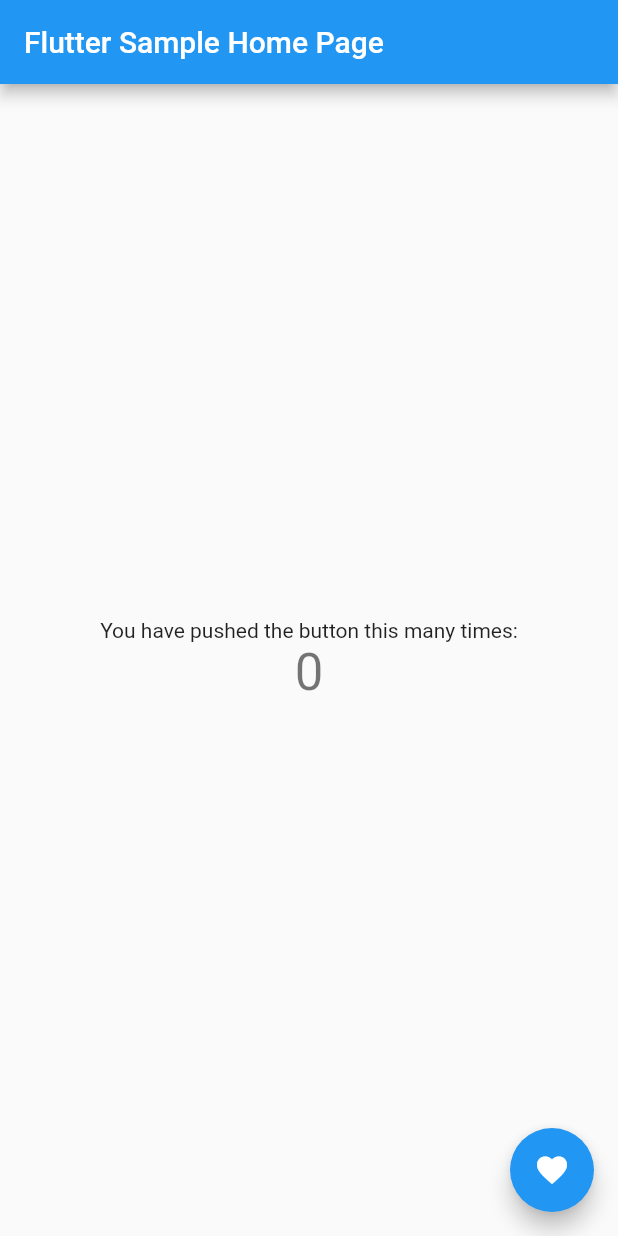
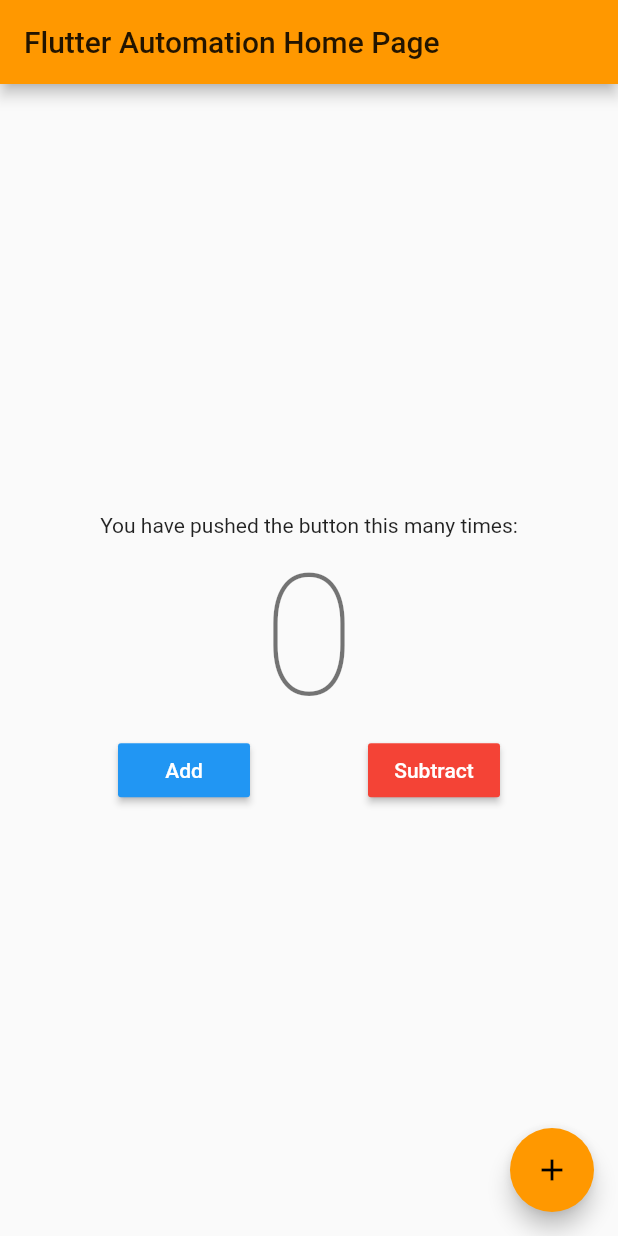
Before and after one commit to gg-happyhour/flutter_automation, a Flutter app: the screen it shows after launch, on a phone screen of 412 x 824 dp. Run offline on Flutter 3.47's test engine with Material 2 defaults, Android fonts, the phone set to English and light mode, and no system bars.

```diff
--- a/lib/main.dart
+++ b/lib/main.dart
@@ -9,33 +9,15 @@ class MyApp extends StatelessWidget {
     return MaterialApp(
       title: 'Flutter Demo',
       theme: ThemeData(
-        // This is the theme of your application.
-        //
-        // Try running your application with "flutter run". You'll see the
-        // application has a blue toolbar. Then, without quitting the app, try
-        // changing the primarySwatch below to Colors.green and then invoke
-        // "hot reload" (press "r" in the console where you ran "flutter run",
-        // or simply save your changes to "hot reload" in a Flutter IDE).
-        // Notice that the counter didn't reset back to zero; the application
-        // is not restarted.
-        primarySwatch: Colors.blue,
+        primarySwatch: Colors.orange,
       ),
-      home: MyHomePage(title: 'Flutter Sample Home Page'),
+      home: MyHomePage(title: 'Flutter Automation Home Page'),
     );
   }
 }
 
 class MyHomePage extends StatefulWidget {
   MyHomePage({Key key, this.title}) : super(key: key);
-
-  // This widget is the home page of your application. It is stateful, meaning
-  // that it has a State object (defined below) that contains fields that affect
-  // how it looks.
-
-  // This class is the configuration for the state. It holds the values (in this
-  // case the title) provided by the parent (in this case the App widget) and
-  // used by the build method of the State. Fields in a Widget subclass are
-  // always marked "final".
 
   final String title;
 
@@ -48,47 +30,49 @@ class _MyHomePageState extends State<MyHomePage> {
 
   void _incrementCounter() {
     setState(() {
-      // This call to setState tells the Flutter framework that something has
-      // changed in this State, which causes it to rerun the build method below
-      // so that the display can reflect the updated values. If we changed
-      // _counter without calling setState(), then the build method would not be
-      // called again, and so nothing would appear to happen.
       _counter++;
     });
   }
 
+  void _decrementCounter() {
+    setState(() {
+      _counter--;
+    });
+  }
+
+  void _showDialog() {
+    // flutter defined function
+    showDialog(
+      context: context,
+      builder: (BuildContext context) {
+        // return object of type Dialog
+        return AlertDialog(
+          title: new Text("Alert message !"),
+          content: Text("Welcome to Flutter Automation " + _counter.toString(),
+              key: ValueKey("alert_text")),
+          actions: <Widget>[
+            // usually buttons at the bottom of the dialog
+            new FlatButton(
+              child: new Text(
+                "Close",
+                key: ValueKey("close_button"),
+              ),
+              onPressed: () {
+                Navigator.of(context).pop();
+              },
+            ),
+          ],
+        );
+      },
+    );
+  }
+
   @override
   Widget build(BuildContext context) {
-    // This method is rerun every time setState is called, for instance as done
-    // by the _incrementCounter method above.
-    //
-    // The Flutter framework has been optimized to make rerunning build methods
-    // fast, so that you can just rebuild anything that needs updating rather
-    // than having to individually change instances of widgets.
     return Scaffold(
-      appBar: AppBar(
-        // Here we take the value from the MyHomePage object that was created by
-        // the App.build method, and use it to set our appbar title.
-        title: Text(widget.title),
-      ),
+      appBar: AppBar(title: Text(widget.title), key: ValueKey('app_bar')),
       body: Center(
-        // Center is a layout widget. It takes a single child and positions it
-        // in the middle of the parent.
         child: Column(
-          // Column is also a layout widget. It takes a list of children and
-          // arranges them vertically. By default, it sizes itself to fit its
-          // children horizontally, and tries to be as tall as its parent.
-          //
-          // Invoke "debug painting" (press "p" in the console, choose the
-          // "Toggle Debug Paint" action from the Flutter Inspector in Android
-          // Studio, or the "Toggle Debug Paint" command in Visual Studio Code)
-          // to see the wireframe for each widget.
-          //
-          // Column has various properties to control how it sizes itself and
-          // how it positions its children. Here we use mainAxisAlignment to
-          // center the children vertically; the main axis here is the vertical
-          // axis because Columns are vertical (the cross axis would be
-          // horizontal).
           mainAxisAlignment: MainAxisAlignment.center,
           children: <Widget>[
             Text(
@@ -96,17 +80,43 @@ class _MyHomePageState extends State<MyHomePage> {
             ),
             Text(
               '$_counter',
-              style: Theme.of(context).textTheme.display1,
-              key: ValueKey("counter"),
+              style: Theme.of(context).textTheme.display4,
+              key: ValueKey("counterText"),
             ),
+            new Row(
+              mainAxisAlignment: MainAxisAlignment.spaceEvenly,
+              children: <Widget>[
+                new RaisedButton(
+                  key: Key("add"),
+                  padding: const EdgeInsets.all(8.0),
+                  textColor: Colors.white,
+                  color: Colors.blue,
+                  onPressed: () {
+                    _showDialog();
+                  },
+                  child: new Text("Add"),
+                ),
+                new RaisedButton(
+                  key: Key("subtract"),
+                  onPressed: _decrementCounter,
+                  textColor: Colors.white,
+                  color: Colors.red,
+                  padding: const EdgeInsets.all(8.0),
+                  child: new Text(
+                    "Subtract",
+                  ),
+                ),
+              ],
+            )
           ],
         ),
       ),
       floatingActionButton: FloatingActionButton(
         onPressed: _incrementCounter,
         tooltip: 'Increment',
-        child: Icon(Icons.favorite),
-      ), // This trailing comma makes auto-formatting nicer for build methods.
+        child: Icon(Icons.add),
+      ),
+      // This trailing comma makes auto-formatting nicer for build methods.
     );
   }
 }
```
Also changed, not shown: test_driver/e2e_test.dart (+11 -2 lines).
